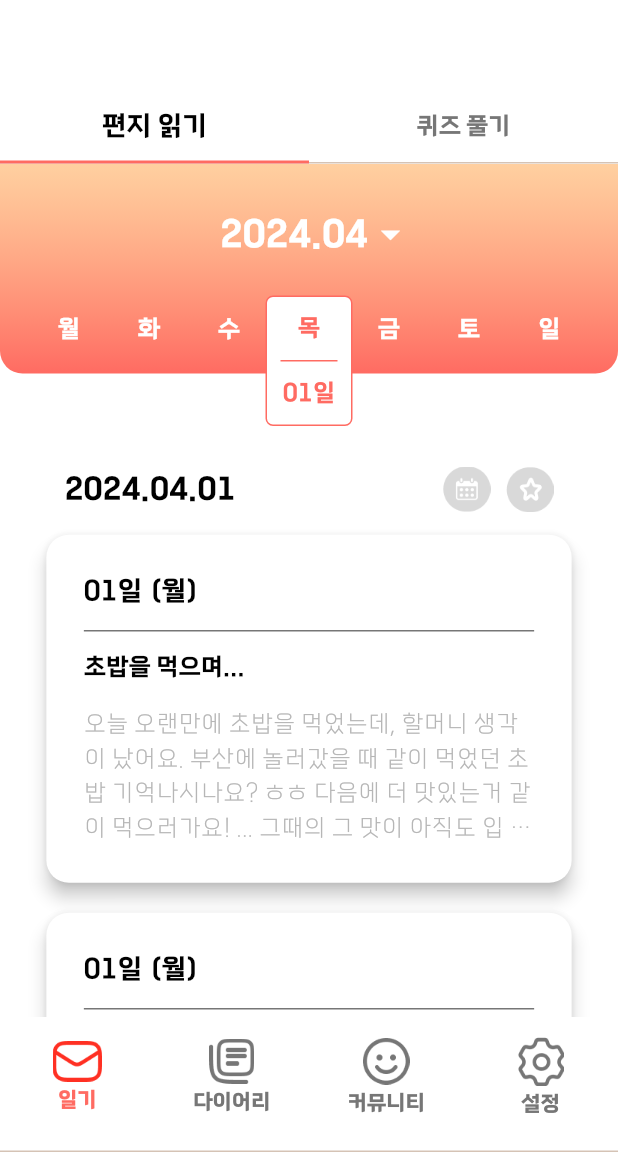
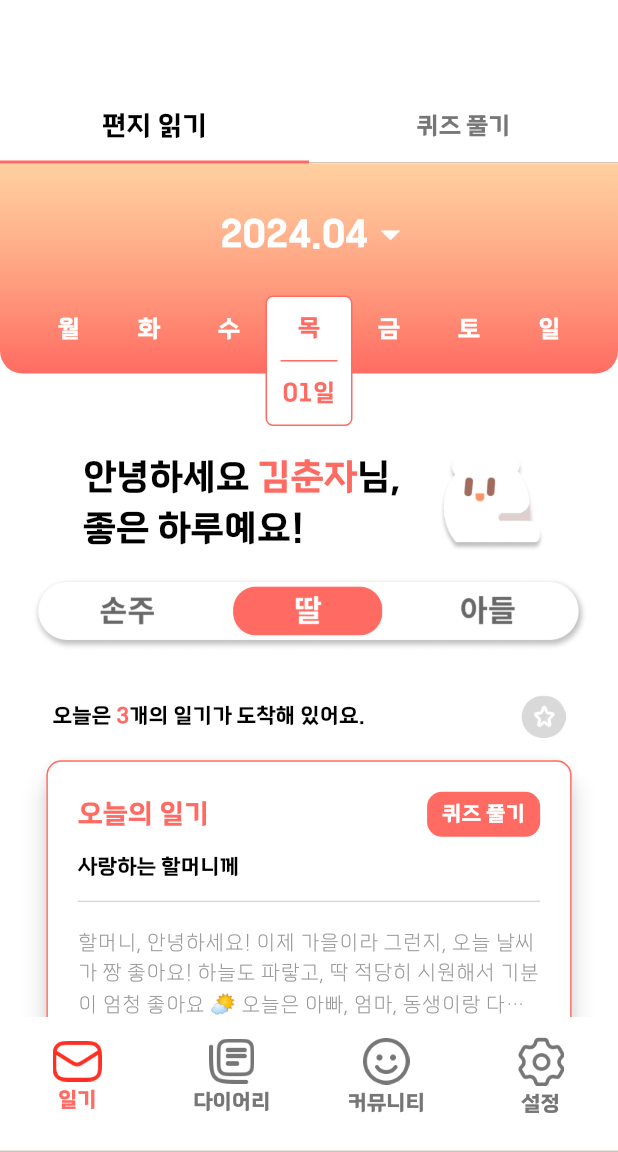
Before and after one commit to YoonJinJung/KAPS-, a Flutter app: the ParentNavigationBar screen opened by its route, on a phone screen of 412 x 824 dp, the part 84-1236 px from its top. Run offline on Flutter 3.47's test engine with Material 3 defaults, Android fonts, the phone set to English and light mode, and no system bars; our stand-ins replace flutter_tts.

Commit message:
parent home, child diary view

```diff
--- /dev/null
+++ b/lib/repository/diary_repo.dart
@@ -0,0 +1,22 @@
+import 'package:daranghae/model/diary.dart';
+
+class DiaryRepo {
+  final diary1 = Diary(
+    date: DateTime.now(),
+    title: '사랑하는 할머니께',
+    content:
+        '할머니, 안녕하세요! 이제 가을이라 그런지, 오늘 날씨가 짱 좋아요! 하늘도 파랗고, 딱 적당히 시원해서 기분이 엄청 좋아요 🌤️ 오늘은 아빠, 엄마, 동생이랑 다같이 한강 공원으로 나들이를 다녀 왔어요. 가서 치킨 먹구, 자전거도 같이 탔어요! 오랜만에 공원에 가서 노니까, 작년 가을에 할아버지 할머니랑 군산 호수공원으로 놀러갔던 게 생각났어요. 그때도 날씨 진짜 좋았는데, 나중에 다시 또 가요! 다음엔 호수공원에서 고기도 구워 먹어요! 🥩사랑해요, 할머니. 손녀 효정 올림',
+    from: '이세호',
+    to: '김춘자',
+    relationship: '할머니-손주',
+  );
+  final diary2 = Diary(
+    date: DateTime.now(),
+    title: '사랑하는 할머니께',
+    content:
+        '할머니! 오늘따라 고등학교 졸업식 때가 생각나요. 🎓 그때 할머니께서 못 오실 줄 알았는데, 몰래 오셔서 꽃다발을 주셨잖아요! 🌺🌺 정말 기억에 남는 순간이에요. 고등학생 때 생각하니까, 학창시절에 할머니 댁 놀러가면 항상 김치찌개 해주셨던 것도 떠올라요. 증말 김치찌개는 한국인의 소울푸드임에 틀림 없어요! 할머니의 돼지고기 김치찌개는 미슐랭 100스타를 받아도 모잘라요. 아 그리고 오늘은 고등학교 친구들이랑 야구를 했어요! ⚾️제가 무려 안타를 세 번이나 쳐서 신났어요! 오늘도 행복한 하루 되셨으면 좋겠어요! 곧 추석 때 봬요. 손자 세호 올림',
+    from: '이효정',
+    to: '김춘자',
+    relationship: '할머니-손주',
+  );
+}
--- a/lib/style/color_styles.dart
+++ b/lib/style/color_styles.dart
@@ -2,7 +2,8 @@ import 'package:flutter/material.dart';
 
 class ColorStyles {
   static const Color parentmain = Color(0xFFFF6B62);
-  static const Color childmain = Color(0xFFFFBC78);
+  static const Color childmain = Color(0xFFFF9D38);
+  static const Color childGradient1 = Color(0xFFFFA073);
   static const Color childSub = Color(0xFFFFB060);
   static const Color sub = Color(0xFFFFE98B);
   static const Color grey1 = Color(0xFFF0F0F0);
--- a/lib/style/text_styles.dart
+++ b/lib/style/text_styles.dart
@@ -121,7 +121,7 @@ class TextStyles {
     fontFamily: 'TheJamsil',
     fontSize: 16,
     fontWeight: FontWeight.w200,
-    color: ColorStyles.grey3,
+    color: ColorStyles.grey4,
   );
 
   static const white16 =
@@ -135,4 +135,46 @@ class TextStyles {
 
   static const parent16 = TextStyle(
       fontFamily: 'TheJamsil', fontSize: 16, color: ColorStyles.parentmain);
+
+  static const parent14 = TextStyle(
+      fontFamily: 'TheJamsil', fontSize: 14, color: ColorStyles.parentmain);
+
+  static const parentMedium24 = TextStyle(
+      fontFamily: 'TheJamsil',
+      fontSize: 24,
+      fontWeight: FontWeight.w500,
+      color: ColorStyles.parentmain);
+
+  static const whiteMedium14 = TextStyle(
+      fontFamily: 'TheJamsil',
+      fontSize: 14,
+      fontWeight: FontWeight.w500,
+      color: Colors.white);
+
+  static const grey5Medium14 = TextStyle(
+      fontFamily: 'TheJamsil',
+      fontSize: 14,
+      fontWeight: FontWeight.w500,
+      color: ColorStyles.grey5);
+
+  static const grey14 = TextStyle(
+      fontFamily: 'TheJamsil', fontSize: 14, color: ColorStyles.grey4);
+
+  static const whiteMedium18 = TextStyle(
+      fontFamily: 'TheJamsil',
+      fontSize: 18,
+      fontWeight: FontWeight.w500,
+      color: Colors.white);
+
+  static const childMedium18 = TextStyle(
+      fontFamily: 'TheJamsil',
+      fontSize: 18,
+      fontWeight: FontWeight.w500,
+      color: ColorStyles.childmain);
+
+  static const contentMedium14 = TextStyle(
+      fontFamily: 'TheJamsil',
+      fontSize: 14,
+      fontWeight: FontWeight.w500,
+      color: Colors.black);
 }
--- a/lib/view/home_pages/tabs/child_tab_home.dart
+++ b/lib/view/home_pages/tabs/child_tab_home.dart
@@ -53,12 +53,6 @@ class _ChildTabHomeState extends State<ChildTabHome> {
                 title: '초밥 레시피',
                 content: '초밥은 밥과 재료를 준비하면 끝!'),
             SizedBox(height: 150),
-            Text('맨위', style: TextStyles.content16),
-            SizedBox(height: 1000),
-            Text('중간'),
-            SizedBox(height: 1000),
-            Text('아래'),
-            SizedBox(height: 1000)
           ],
         ),
       ),
--- a/lib/view/home_pages/tabs/parent_tab_home.dart
+++ b/lib/view/home_pages/tabs/parent_tab_home.dart
@@ -2,8 +2,10 @@ import 'package:flutter/material.dart';
 import 'package:intl/intl.dart';
 import 'package:daranghae/style/color_styles.dart';
 import 'package:daranghae/style/text_styles.dart';
+import 'package:daranghae/model/diary.dart';
 import 'package:daranghae/view/home_pages/widgets/welcome_card.dart';
 import 'package:daranghae/view/home_pages/widgets/diary_card.dart';
+import 'package:daranghae/view/home_pages/widgets/parent_diary_card.dart';
 
 class ParentTabHome extends StatefulWidget {
   const ParentTabHome({Key? key}) : super(key: key);
@@ -163,43 +165,71 @@ class _ParentTabHomeState extends State<ParentTabHome>
                             ],
                           ),
                         ),
-                        const SizedBox(height: 25),
+                        const SizedBox(height: 15),
                         // 오늘 날짜를 DateTime.now() 를 활용하여 2024.03.28 형식으로 표시
+                        Row(
+                          mainAxisAlignment: MainAxisAlignment.center,
+                          children: [
+                            const Column(
+                              crossAxisAlignment: CrossAxisAlignment.start,
+                              children: [
+                                Row(
+                                  // mainAxisAlignment: MainAxisAlignment.center,
+                                  children: [
+                                    Text('  안녕하세요 ',
+                                        style: TextStyles.titleMedium24),
+                                    Text('김춘자',
+                                        style: TextStyles.parentMedium24),
+                                    Text('님,', style: TextStyles.titleMedium24),
+                                  ],
+                                ),
+                                Text('  좋은 하루예요!',
+                                    style: TextStyles.titleMedium24),
+                              ],
+                            ),
+                            const SizedBox(width: 20),
+                            Image.asset('assets/images/darangi_elevated.png',
+                                width: 80)
+                          ],
+                        ),
+                        const SizedBox(height: 15),
+                        Image.asset('assets/images/parent_tab_bar.png',
+                            width: _width * 0.9),
+                        const SizedBox(height: 30),
                         Padding(
-                          padding: const EdgeInsets.symmetric(horizontal: 43),
+                          padding: const EdgeInsets.symmetric(horizontal: 35),
                           child: Row(
                             mainAxisAlignment: MainAxisAlignment.spaceBetween,
                             children: [
-                              Text(
-                                getDate(),
-                                style: TextStyles.titleBold20,
+                              const Row(
+                                children: [
+                                  Text('오늘은 ', style: TextStyles.content14),
+                                  Text('3', style: TextStyles.parent14),
+                                  Text('개의 일기가 도착해 있어요.',
+                                      style: TextStyles.content14),
+                                ],
                               ),
-                              Expanded(child: SizedBox()),
-                              Image.asset('assets/icons/calendar_circle.png',
-                                  width: 32),
-                              const SizedBox(width: 10),
                               Image.asset('assets/icons/star_circle.png',
-                                  width: 32),
+                                  width: 30),
                             ],
                           ),
                         ),
                         const SizedBox(height: 15),
-                        DiaryCard(
-                            date: DateTime.now(),
-                            title: '초밥을 먹으며...',
-                            content:
-                                '오늘 오랜만에 초밥을 먹었는데, 할머니 생각이 났어요. 부산에 놀러갔을 때 같이 먹었던 초밥 기억나시나요? ㅎㅎ 다음에 더 맛있는거 같이 먹으러가요! ... 그때의 그 맛이 아직도 입 안에 가득해요. 할머니와 함께 부산의 작은 초밥집에서 먹었던 그 초밥은 지금까지 먹어본 초밥 중에서 가장 맛있었어요. 바다를 바라보며 먹었던 그 신선한 맛, 그리고 할머니와 나눴던 이야기들이 오늘따라 유독 생각이 많이 나네요. 할머니, 요즘 건강하시죠? 저는 요즘 학교에 다니면서도 할머니 생각이 자주 나요. 할머니가 항상 말씀해주시던 것처럼, 저도 열심히 하고 있으니까 걱정 마세요.'),
-                        DiaryCard(
-                            date: DateTime.now(),
-                            title: '초밥 레시피',
-                            content: '초밥은 밥과 재료를 준비하면 끝!'),
-                        SizedBox(height: 150),
-                        Text('맨위', style: TextStyles.content16),
-                        SizedBox(height: 1000),
-                        Text('중간'),
-                        SizedBox(height: 1000),
-                        Text('아래'),
-                        SizedBox(height: 1000)
+                        ParentDiaryCard(
+                          date: DateTime.now(),
+                          title: '사랑하는 할머니께',
+                          content:
+                              '할머니, 안녕하세요! 이제 가을이라 그런지, 오늘 날씨가 짱 좋아요! 하늘도 파랗고, 딱 적당히 시원해서 기분이 엄청 좋아요 🌤️ 오늘은 아빠, 엄마, 동생이랑 다같이 한강 공원으로 나들이를 다녀 왔어요. 가서 치킨 먹구, 자전거도 같이 탔어요! 오랜만에 공원에 가서 노니까, 작년 가을에 할아버지 할머니랑 군산 호수공원으로 놀러갔던 게 생각났어요. 그때도 날씨 진짜 좋았는데, 나중에 다시 또 가요! 다음엔 호수공원에서 고기도 구워 먹어요! 🥩사랑해요, 할머니. 손녀 효정 올림',
+                          isSolved: false,
+                        ),
+                        ParentDiaryCard(
+                          date: DateTime(2024, 3, 28),
+                          title: '사랑하는 할머니께',
+                          content:
+                              '할머니, 안녕하세요! 이제 가을이라 그런지, 오늘 날씨가 짱 좋아요! 하늘도 파랗고, 딱 적당히 시원해서 기분이 엄청 좋아요 🌤️ 오늘은 아빠, 엄마, 동생이랑 다같이 한강 공원으로 나들이를 다녀 왔어요. 가서 치킨 먹구, 자전거도 같이 탔어요! 오랜만에 공원에 가서 노니까, 작년 가을에 할아버지 할머니랑 군산 호수공원으로 놀러갔던 게 생각났어요. 그때도 날씨 진짜 좋았는데, 나중에 다시 또 가요! 다음엔 호수공원에서 고기도 구워 먹어요! 🥩사랑해요, 할머니. 손녀 효정 올림',
+                          isSolved: true,
+                        ),
+                        const SizedBox(height: 200),
                       ],
                     ),
                   )
--- /dev/null
+++ b/lib/view/home_pages/widgets/parent_diary_card.dart
@@ -0,0 +1,116 @@
+import 'package:flutter/material.dart';
+import 'package:intl/intl.dart';
+import 'package:daranghae/style/color_styles.dart';
+import 'package:daranghae/style/text_styles.dart';
+
+class ParentDiaryCard extends StatelessWidget {
+  final DateTime date;
+  final String title;
+  final String content;
+  final bool isSolved;
+
+  const ParentDiaryCard({
+    Key? key,
+    required this.date,
+    required this.title,
+    required this.content,
+    required this.isSolved,
+  }) : super(key: key);
+
+  @override
+  Widget build(BuildContext context) {
+    final _width = MediaQuery.of(context).size.width;
+
+    return Padding(
+      padding: const EdgeInsets.symmetric(horizontal: 0),
+      child: Card(
+        margin: const EdgeInsets.only(bottom: 20),
+        color: Colors.white,
+        elevation: 7,
+        surfaceTintColor: Colors.transparent,
+        shape: RoundedRectangleBorder(
+          borderRadius: BorderRadius.circular(15),
+        ),
+        child: InkWell(
+          borderRadius: BorderRadius.circular(15),
+          onTap: () {
+            // Navigator.push(
+            //   context,
+            //   MaterialPageRoute(
+            //     builder: (context) => DiaryDetailPage(
+            //       date: date,
+            //       title: title,
+            //       content: content,
+            //     ),
+            //   ),
+            // );
+          },
+          child: Container(
+            width: _width * 0.85,
+            padding: const EdgeInsets.symmetric(horizontal: 20, vertical: 20),
+            decoration: BoxDecoration(
+              border: isSolved
+                  ? Border.all(color: Colors.transparent)
+                  : Border.all(color: ColorStyles.parentmain, width: 1),
+              borderRadius: BorderRadius.circular(10),
+            ),
+            child: Column(
+              crossAxisAlignment: CrossAxisAlignment.start,
+              children: [
+                Row(
+                  mainAxisAlignment: MainAxisAlignment.spaceBetween,
+                  children: [
+                    getDateText(date),
+                    Container(
+                        padding: const EdgeInsets.symmetric(
+                            horizontal: 10, vertical: 5),
+                        decoration: BoxDecoration(
+                          color: isSolved
+                              ? ColorStyles.grey2
+                              : ColorStyles.parentmain,
+                          borderRadius: BorderRadius.circular(10),
+                        ),
+                        child: Text(isSolved ? '풀이 완료' : '퀴즈 풀기',
+                            style: isSolved
+                                ? TextStyles.grey5Medium14
+                                : TextStyles.whiteMedium14)),
+                  ],
+                ),
+                const SizedBox(height: 10),
+                Text(
+                  title,
+                  style: TextStyles.content14,
+                ),
+                const SizedBox(height: 5),
+                const Divider(color: ColorStyles.grey2),
+                const SizedBox(height: 10),
+                Text(
+                  content,
+                  style: TextStyles.contentPreview.copyWith(fontSize: 14),
+                  maxLines: 3,
+                  overflow: TextOverflow.ellipsis,
+                ),
+              ],
+            ),
+          ),
+        ),
+      ),
+    );
+  }
+
+  Widget getDateText(DateTime date) {
+    final now = DateTime.now();
+    final isSameDay =
+        date.day == now.day && date.month == now.month && date.year == now.year;
+    final isSameYear = date.year == now.year;
+    final isSameMonth = isSameYear && date.month == now.month;
+
+    if (isSameDay)
+      return Text('오늘의 일기',
+          style: TextStyles.title18.copyWith(color: ColorStyles.parentmain));
+
+    return Text(
+        '${isSameMonth ? DateFormat('dd일').format(date) : DateFormat('MM월 dd일').format(date)} (${date.weekday == 1 ? '월' : date.weekday == 2 ? '화' : date.weekday == 3 ? '수' : date.weekday == 4 ? '목' : date.weekday == 5 ? '금' : date.weekday == 6 ? '토' : '일'})',
+        style: TextStyles.title18);
+  }
+}
--- a/lib/view/start_pages/page_start.dart
+++ b/lib/view/start_pages/page_start.dart
@@ -54,7 +54,7 @@ class _StartPageState extends State<StartPage> {
                     end: Alignment.bottomCenter,
                     colors: [
                       ColorStyles.sub,
-                      ColorStyles.childmain,
+                      ColorStyles.childGradient1,
                       ColorStyles.parentmain
                     ],
                     stops: [0.0, 0.4, 1.0],
```
Also changed, not shown: lib/model/diary.dart (added, +17 -0 lines), lib/view/home_pages/tabs/child_page_diary_detail.dart (+67 -83 lines), lib/view/home_pages/widgets/dairy_view_card.dart (added, +142 -0 lines), lib/view/home_pages/widgets/welcome_card.dart (+9 -14 lines), assets/images/TTS_btn.png (added), assets/images/comment_bubble.png (added), assets/images/darangi_reversed.png (added), assets/images/parent_tab_bar.png (added).
